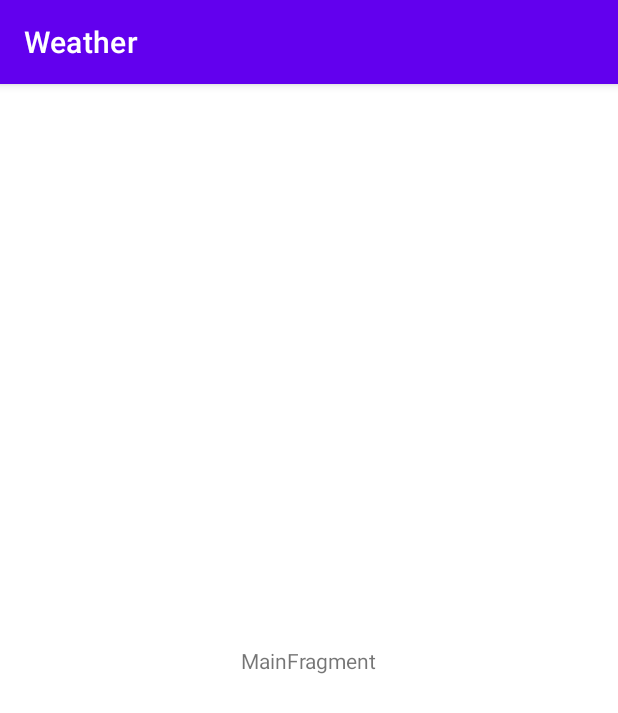
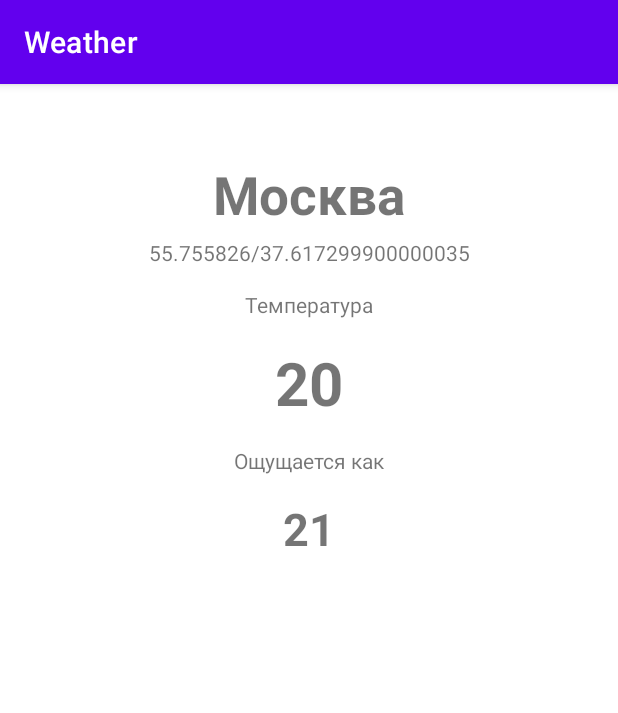
Before and after one commit to vkhanaev/weather, an Android app: the screen it shows after launch (MainActivity), on a phone screen of 412 x 824 dp. Shown: the top 713 px of the screen. Run offline under Robolectric (Android 15) with nearby library versions, the phone set to English and light mode, and no system bars.

Commit message:
добавил Repository, обновил layout, обновил обработку репоитория в MainViewModel, MainFragment

```diff
--- a/app/src/main/java/com/example/weather/MainActivity.kt
+++ b/app/src/main/java/com/example/weather/MainActivity.kt
@@ -3,7 +3,7 @@ package com.example.weather
 import androidx.appcompat.app.AppCompatActivity
 import android.os.Bundle
 import com.example.weather.databinding.MainActivityBinding
-import com.example.weather.ui.main.MainFragment
+import com.example.weather.ui.view.MainFragment
 
 class MainActivity : AppCompatActivity() {
 
--- /dev/null
+++ b/app/src/main/java/com/example/weather/domain/Weather.kt
@@ -0,0 +1,16 @@
+package com.example.weather.domain
+
+// Создали модель данных
+data class City(
+    val name: String,
+    val lat: Double,
+    val lon: Double
+)
+
+data class Weather(
+    val city: City = getDefaultCity(),
+    val temperature: Int = 20,
+    val feelsLike: Int = 21
+)
+
+fun getDefaultCity() = City("Москва", 55.755826, 37.617299900000035)
--- /dev/null
+++ b/app/src/main/java/com/example/weather/model/Repository.kt
@@ -0,0 +1,12 @@
+package com.example.weather.model
+
+import com.example.weather.domain.Weather
+
+//Создали интерфейс репозитория
+interface Repository {
+    fun getListWeather(): List<Weather>  // добавили из урока
+    fun getWeather(lat: Double, lon: Double): Weather  // добавили из урока
+
+    //fun getWeatherFromServer(): Weather
+    //fun getWeatherFromLocalStorage(): Weather
+}
--- /dev/null
+++ b/app/src/main/java/com/example/weather/model/RepositoryLocalImpl.kt
@@ -0,0 +1,14 @@
+package com.example.weather.model
+
+import com.example.weather.domain.Weather
+
+class RepositoryLocalImpl : Repository {
+    override fun getListWeather(): List<Weather> {
+        return listOf(Weather())
+    }
+
+    override fun getWeather(lat: Double, lon: Double): Weather {
+        return Weather()
+    }
+
+}
--- /dev/null
+++ b/app/src/main/java/com/example/weather/model/RepositoryRemoteImpl.kt
@@ -0,0 +1,20 @@
+package com.example.weather.model
+
+import com.example.weather.domain.Weather
+
+class RepositoryRemoteImpl : Repository {
+    override fun getListWeather(): List<Weather> {
+        Thread{
+            Thread.sleep(200L)
+        }.start()
+        return listOf(Weather())
+    }
+
+    override fun getWeather(lat: Double, lon: Double): Weather {
+        Thread{
+            Thread.sleep(300L)
+        }.start()
+        return Weather()
+    }
+
+}
--- a/app/src/main/java/com/example/weather/ui/main/MainViewModel.kt
+++ /dev/null
@@ -1,28 +0,0 @@
-package com.example.weather.ui.main
-
-import androidx.lifecycle.LiveData
-import androidx.lifecycle.MutableLiveData
-import androidx.lifecycle.ViewModel
-import com.example.weather.viewmodel.AppState
-import java.lang.Thread.sleep
-
-// Добавили в конструктор реализацию liveData
-class MainViewModel(val liveDataToObserve: MutableLiveData<AppState> =
-                        MutableLiveData()) : ViewModel() {
-
-    // Для передачи liveDataToObserve в observe
-    fun getLiveData() = liveDataToObserve
-    fun getWeather() = getDataFromLocalSource()
-
-    // В классе LiveData доступны методы setValue и postValue: первый метод для обновления данных из основного потока, второй — из рабочего потока.
-    private fun getDataFromLocalSource() {
-
-        // Перед отправкой «асинхронного запроса» состояние приложения меняется на Loading
-        liveDataToObserve.value = AppState.Loading
-
-        Thread {
-            sleep(300L)
-            liveDataToObserve.postValue(AppState.Success(Any()))  // Если данные передаются в основном потоке, используем метод setValue. Т
-        }.start()
-    }
-}
--- a/app/src/main/java/com/example/weather/ui/main/MainFragment.kt
+++ b/app/src/main/java/com/example/weather/ui/view/MainFragment.kt
@@ -1,4 +1,4 @@
-package com.example.weather.ui.main
+package com.example.weather.ui.view
 
 import androidx.lifecycle.ViewModelProvider
 import android.os.Bundle
@@ -6,11 +6,9 @@ import androidx.fragment.app.Fragment
 import android.view.LayoutInflater
 import android.view.View
 import android.view.ViewGroup
-import android.widget.Toast
 import androidx.lifecycle.Observer
-import com.example.weather.MainActivity
-import com.example.weather.R
 import com.example.weather.databinding.MainFragmentBinding
+import com.example.weather.domain.Weather
 import com.example.weather.viewmodel.AppState
 import com.google.android.material.snackbar.Snackbar
 
@@ -42,27 +40,29 @@ class MainFragment : Fragment() {
 
         // Добавили observer, что такое it?
         // Получили LiveData, вызвали observe
-        val observer = Observer<AppState> { renderData(it) }
-        val LiveData = viewModel.getLiveData()
-        LiveData.observe(viewLifecycleOwner, observer)  // Теперь, если данные, которые хранит LiveData, изменятся, Observer сразу об этом узнает и вызовет метод renderData, куда передаст новые данные.
-/*
+        //val observer = Observer<AppState> { renderData(it) }
+        //val LiveData = viewModel.getLiveData()
+        //LiveData.observe(viewLifecycleOwner, observer)  // Теперь, если данные, которые хранит LiveData, изменятся, Observer сразу об этом узнает и вызовет метод renderData, куда передаст новые данные.
+
         // Подписываемся, Any - тип объекта в liveDataToObserve
-        viewModel.liveDataToObserve.observe(viewLifecycleOwner, object : Observer<AppState> {
-            override fun onChanged(t: AppState?) {
-                Toast.makeText(context, "Работает $t", Toast.LENGTH_LONG).show()
+        viewModel.getLiveData().observe(viewLifecycleOwner, object : Observer<AppState> {
+            override fun onChanged(t: AppState) {
+                //Toast.makeText(context, "Работает $t", Toast.LENGTH_LONG).show()
+                renderData(t)
             }
 
         })
-*/
+
         // Отправляем запрос на получение данных
-        viewModel.getWeather()
+        viewModel.getWeatherFromLocalSource()
     }
     private fun renderData(appState: AppState) {
         when (appState) {
             is AppState.Success -> {
                 val weatherData = appState.weatherData
                 binding.loadingLayout.visibility = View.GONE
-                Snackbar.make(binding.mainView, "Success", Snackbar.LENGTH_LONG).show()
+                // покажем полученные данные
+                setData(weatherData)
             }
             is AppState.Loading -> {
                 binding.loadingLayout.visibility = View.VISIBLE
@@ -71,13 +71,18 @@ class MainFragment : Fragment() {
                 binding.loadingLayout.visibility = View.GONE
                 Snackbar
                     .make(binding.mainView, "Error", Snackbar.LENGTH_INDEFINITE)
-                    .setAction("Reload") { viewModel.getWeather() }
+                    .setAction("Reload") { viewModel.getWeatherFromLocalSource() }
                     .show()
             }
         }
 
     }
 
-
+    private fun setData(weatherData: Weather) {
+        binding.cityName.text = weatherData.city.name
+        binding.temperatureValue.text = weatherData.temperature.toString()
+        binding.feelsLikeValue.text = weatherData.feelsLike.toString()
+        binding.cityCoordinates.text = "${weatherData.city.lat}/${weatherData.city.lon}"
+    }
 
 }
--- /dev/null
+++ b/app/src/main/java/com/example/weather/ui/view/MainViewModel.kt
@@ -0,0 +1,52 @@
+package com.example.weather.ui.view
+
+import androidx.lifecycle.MutableLiveData
+import androidx.lifecycle.ViewModel
+import com.example.weather.model.Repository
+import com.example.weather.model.RepositoryLocalImpl
+import com.example.weather.model.RepositoryRemoteImpl
+import com.example.weather.viewmodel.AppState
+import java.lang.Thread.sleep
+
+// Добавили в конструктор реализацию liveData
+class MainViewModel(
+    val liveDataToObserve: MutableLiveData<AppState> = MutableLiveData()) : ViewModel() {
+
+    //добавили репозиторий
+    lateinit var repository: Repository
+
+    //Добавили из урока
+    private fun choiceRepository(){
+        repository = if(isConnection()) {
+            RepositoryRemoteImpl()
+        }else{
+            RepositoryLocalImpl()
+        }
+    }
+
+    // Для передачи liveDataToObserve в observe
+    fun getLiveData() : MutableLiveData<AppState> {
+        choiceRepository()
+        return liveDataToObserve
+    }
+    fun getWeatherFromLocalSource() = getDataFromLocalSource()
+    fun getWeatherFromRemoteSource() = getDataFromLocalSource()  // Добавили данные из удаленного источника, но пока не реализовано
+
+    // В классе LiveData доступны методы setValue и postValue: первый метод для обновления данных из основного потока, второй — из рабочего потока.
+    private fun getDataFromLocalSource() {
+
+        // Перед отправкой «асинхронного запроса» состояние приложения меняется на Loading
+        liveDataToObserve.value = AppState.Loading
+
+        Thread {
+            sleep(300L)
+            // Если данные передаются в основном потоке, используем метод setValue. Отправляем данные из репозитория
+            liveDataToObserve.postValue(AppState.Success(repository.getWeather(55.755826, 37.617299900000035)))
+        }.start()
+    }
+
+    // добавили из урока
+    private fun isConnection(): Boolean {
+        return false
+    }
+}
--- a/app/src/main/java/com/example/weather/viewmodel/AppState.kt
+++ b/app/src/main/java/com/example/weather/viewmodel/AppState.kt
@@ -1,7 +1,9 @@
 package com.example.weather.viewmodel
 
+import com.example.weather.domain.Weather
+
 sealed class AppState {
-    data class Success(val weatherData: Any) : AppState()
+    data class Success(val weatherData: Weather) : AppState()  // Возвращаем данные о погоде
     data class Error(val error: Throwable) : AppState()
     object Loading : AppState()
 }
--- a/app/src/main/res/layout/main_fragment.xml
+++ b/app/src/main/res/layout/main_fragment.xml
@@ -8,19 +8,72 @@
         android:id="@+id/mainView"
         android:layout_width="match_parent"
         android:layout_height="match_parent">
-        <TextView android:id="@+id/message"
-        android:layout_width="wrap_content"
-        android:layout_height="wrap_content"
-        android:text="MainFragment"
-        app:layout_constraintBottom_toBottomOf="parent"
-        app:layout_constraintEnd_toEndOf="parent"
-        app:layout_constraintStart_toStartOf="parent"
-        app:layout_constraintTop_toTopOf="parent" />
+        <TextView android:id="@+id/cityName"
+            android:layout_width="wrap_content"
+            android:layout_height="wrap_content"
+            android:layout_marginTop="@dimen/city_name_margin_top"
+            android:textSize="35sp"
+            android:textStyle="bold"
+            app:layout_constraintEnd_toEndOf="parent"
+            app:layout_constraintStart_toStartOf="parent"
+            app:layout_constraintTop_toTopOf="parent"
+            tools:text="Москва" />
+        <TextView
+            android:id="@+id/cityCoordinates"
+            android:layout_width="wrap_content"
+            android:layout_height="wrap_content"
+            android:layout_marginTop="5dp"
+            app:layout_constraintEnd_toEndOf="parent"
+            app:layout_constraintStart_toStartOf="parent"
+            app:layout_constraintTop_toBottomOf="@+id/cityName"
+            tools:text="lt/ln: 55.755826, 37.617299900000035" />
+        <TextView
+            android:id="@+id/temperatureLabel"
+            android:layout_width="wrap_content"
+            android:layout_height="wrap_content"
+            android:layout_marginTop="@dimen/margin_15_dp"
+            android:text="@string/temperature_label"
+            app:layout_constraintEnd_toEndOf="parent"
+            app:layout_constraintStart_toStartOf="parent"
+            app:layout_constraintTop_toBottomOf="@+id/cityCoordinates" />
+        <TextView
+            android:id="@+id/temperatureValue"
+            android:layout_width="wrap_content"
+            android:layout_height="wrap_content"
+            android:layout_marginTop="@dimen/margin_15_dp"
+            android:textSize="@dimen/temperature_value_text_size"
+            android:textStyle="bold"
+            app:layout_constraintEnd_toEndOf="parent"
+            app:layout_constraintStart_toStartOf="parent"
+            app:layout_constraintTop_toBottomOf="@+id/temperatureLabel"
+            tools:text="+15" />
+        <TextView
+            android:id="@+id/feelsLikeLabel"
+            android:layout_width="wrap_content"
+            android:layout_height="wrap_content"
+            android:layout_marginTop="@dimen/margin_15_dp"
+            android:text="@string/feels_like_label"
+            app:layout_constraintEnd_toEndOf="parent"
+            app:layout_constraintStart_toStartOf="parent"
+            app:layout_constraintTop_toBottomOf="@+id/temperatureValue" />
+
+        <TextView
+            android:id="@+id/feelsLikeValue"
+            android:layout_width="wrap_content"
+            android:layout_height="wrap_content"
+            android:layout_marginTop="@dimen/margin_15_dp"
+            android:textSize="@dimen/feels_like_text_size"
+            android:textStyle="bold"
+            app:layout_constraintEnd_toEndOf="parent"
+            app:layout_constraintStart_toStartOf="parent"
+            app:layout_constraintTop_toBottomOf="@+id/feelsLikeLabel"
+            tools:text="-23" />
     </androidx.constraintlayout.widget.ConstraintLayout>
     <FrameLayout
         android:id="@+id/loadingLayout"
         android:layout_width="match_parent"
         android:layout_height="match_parent"
+        android:background="@color/loadingBackground"
         android:visibility="gone"
         tools:visibility="visible">
         <ProgressBar
--- a/app/src/main/res/values/colors.xml
+++ b/app/src/main/res/values/colors.xml
@@ -7,4 +7,5 @@
     <color name="teal_700">#FF018786</color>
     <color name="black">#FF000000</color>
     <color name="white">#FFFFFFFF</color>
+    <color name="loadingBackground">#555555</color>
 </resources>
--- /dev/null
+++ b/app/src/main/res/values/dimens.xml
@@ -0,0 +1,7 @@
+<?xml version="1.0" encoding="utf-8"?>
+<resources>
+<dimen name="city_name_margin_top">50dp</dimen>
+<dimen name="margin_15_dp">15dp</dimen>
+<dimen name="temperature_value_text_size">40sp</dimen>
+<dimen name="feels_like_text_size">30sp</dimen>
+</resources>
--- a/app/src/main/res/values/strings.xml
+++ b/app/src/main/res/values/strings.xml
@@ -1,3 +1,6 @@
 <resources>
     <string name="app_name">Weather</string>
+    <string name="temperature_label">Температура</string>
+    <string name="feels_like_label">Ощущается как</string>
+    <string name="city_coordinates">lt/ln: %s, %s"</string>
 </resources>
```
